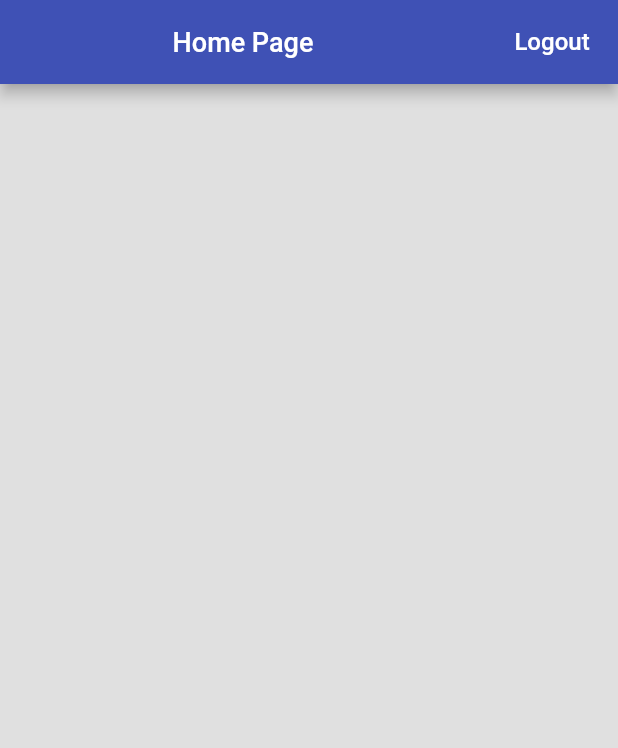
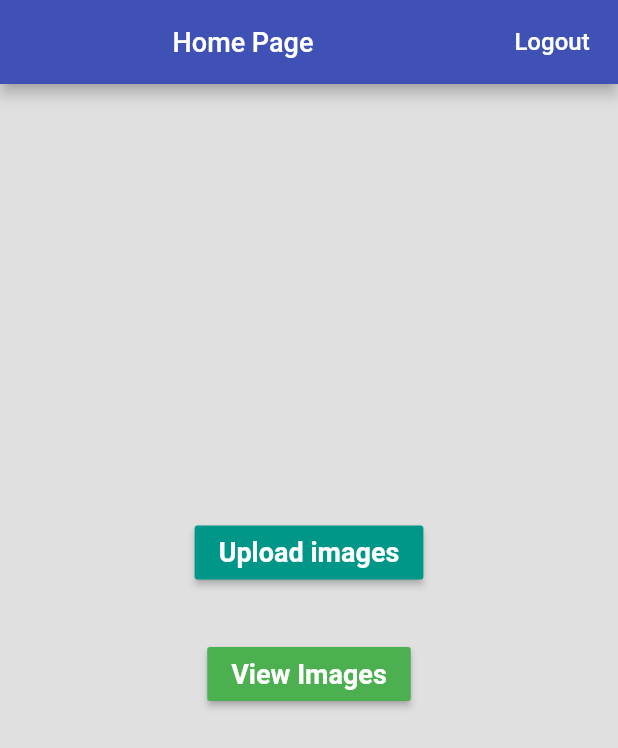
Before and after one commit to Sabir-Islam-Khan/photo_rocks, a Flutter app: the screen it shows once a user with an empty profile is signed in, on a phone screen of 412 x 824 dp. Shown: the top 748 px of the screen. Run offline on Flutter 3.47's test engine with Material 2 defaults, Android fonts, the phone set to English and light mode, and no system bars; our stand-ins replace cloud_firestore, firebase_auth, firebase_storage, google_sign_in, image_picker, rflutter_alert; missing offline and left inert: flutter_facebook_login; accounts and stored records are empty; network calls fail.

Commit message:
Image upload functionality added

```diff
--- a/lib/Screens/HomePage.dart
+++ b/lib/Screens/HomePage.dart
@@ -1,4 +1,5 @@
 import 'package:flutter/material.dart';
+import 'package:photo_rocks/Screens/UploadImages.dart';
 import 'package:photo_rocks/Services/Auth.dart';
 
 class HomePage extends StatefulWidget {
@@ -23,6 +24,10 @@ class _HomePageState extends State<HomePage> {
 
   @override
   Widget build(BuildContext context) {
+    // total height and width constrains
+    double totalHeight = MediaQuery.of(context).size.height;
+    double totalWidth = MediaQuery.of(context).size.width;
+
     return MaterialApp(
       home: Scaffold(
         // appbar
@@ -52,6 +57,56 @@ class _HomePageState extends State<HomePage> {
           ],
         ),
         backgroundColor: Colors.grey[300],
+        body: Container(
+          height: totalHeight * 1,
+          width: totalWidth * 1,
+          child: Column(
+            children: [
+              SizedBox(
+                height: totalHeight * 0.35,
+              ),
+              RaisedButton(
+                color: Colors.teal,
+                onPressed: () {
+                  print("Upload images button tapped !");
+                  Navigator.push(
+                    context,
+                    MaterialPageRoute(
+                      builder: (context) => UploadImages(
+                        auth: widget.auth,
+                      ),
+                    ),
+                  );
+                },
+                child: Text(
+                  "Upload images",
+                  style: TextStyle(
+                    color: Colors.white,
+                    fontSize: 18.0,
+                    fontWeight: FontWeight.bold,
+                  ),
+                ),
+              ),
+              SizedBox(
+                height: totalHeight * 0.04,
+              ),
+              RaisedButton(
+                onPressed: () {
+                  print("View images button tapped");
+                },
+                color: Colors.green,
+                child: Text(
+                  "View Images",
+                  style: TextStyle(
+                    fontSize: 18.0,
+                    color: Colors.white,
+                    fontWeight: FontWeight.bold,
+                  ),
+                ),
+              ),
+            ],
+          ),
+        ),
       ),
     );
   }
--- a/pubspec.yaml
+++ b/pubspec.yaml
@@ -32,6 +32,9 @@ dependencies:
   rflutter_alert:
   google_sign_in: ^4.0.7
   flutter_facebook_login: ^2.0.1
+  firebase_storage: ^3.1.6
+  image_picker: ^0.6.7+1
+  cloud_firestore: ^0.13.6
 
 dev_dependencies:
   flutter_test:
```
Also changed, not shown: lib/Screens/UploadImages.dart (added, +167 -0 lines), pubspec.lock, 1 other file.
